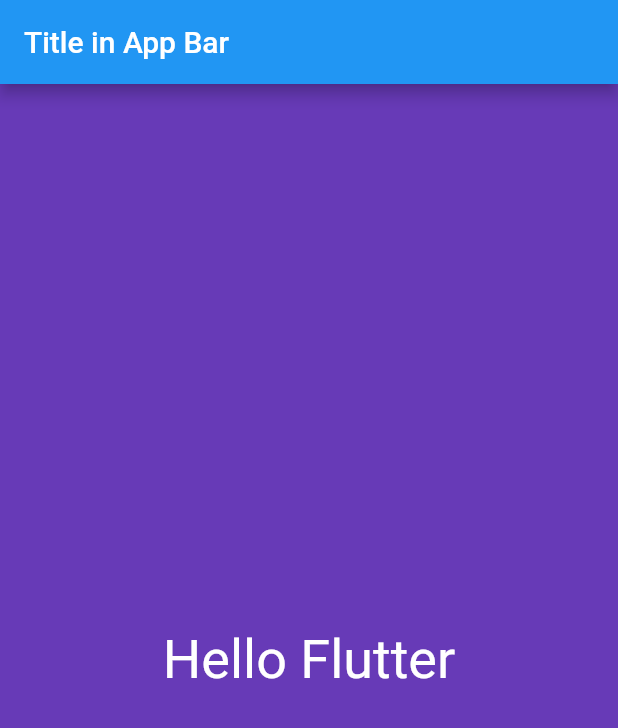
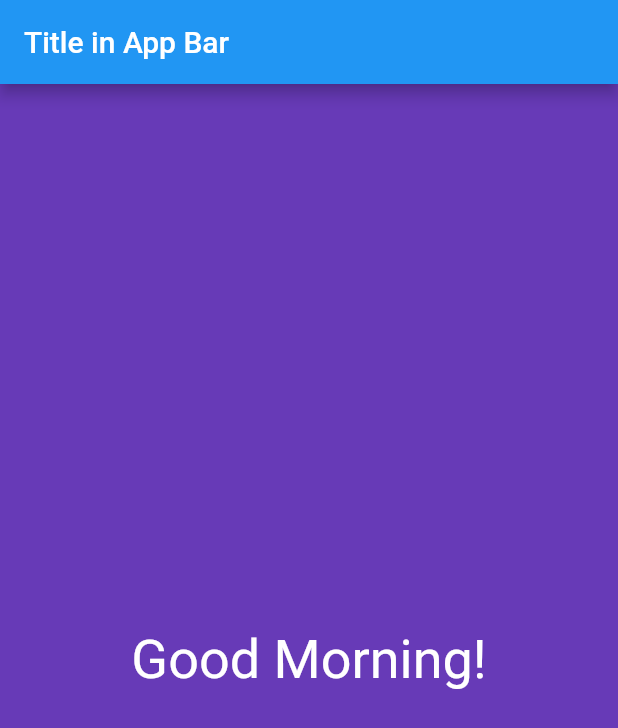
Before and after one commit to KellyUK/flutter_app, a Flutter app: the screen it shows after launch, on a phone screen of 412 x 824 dp. Shown: the top 728 px of the screen. Run offline on Flutter 3.47's test engine with Material 2 defaults, Android fonts, the phone set to English and light mode, and no system bars.

Commit message:
added sayHello function

```diff
--- a/lib/screens/home.dart
+++ b/lib/screens/home.dart
@@ -8,11 +8,27 @@ class Home extends StatelessWidget {
       color: Colors.deepPurple,
       child: Center(
         child: Text(
-          "Hello Flutter",
+          sayHello(),
           textDirection: TextDirection.ltr,
           style: TextStyle(color: Colors.white, fontSize: 36.0),
         ),
       ),
     );
   }
+
+  String sayHello(){
+    String hello;
+    DateTime now = new DateTime.now();
+    int hour = now.hour;
+    if(hour < 12){
+      hello = "Good Morning!";
+    }
+    else if (hour < 18) {
+      hello = "Good Afternoon";
+    }
+    else if (hour < 18) {
+      hello = "Good Evening!";
+    }
+    return hello;
+  }
 }
```
